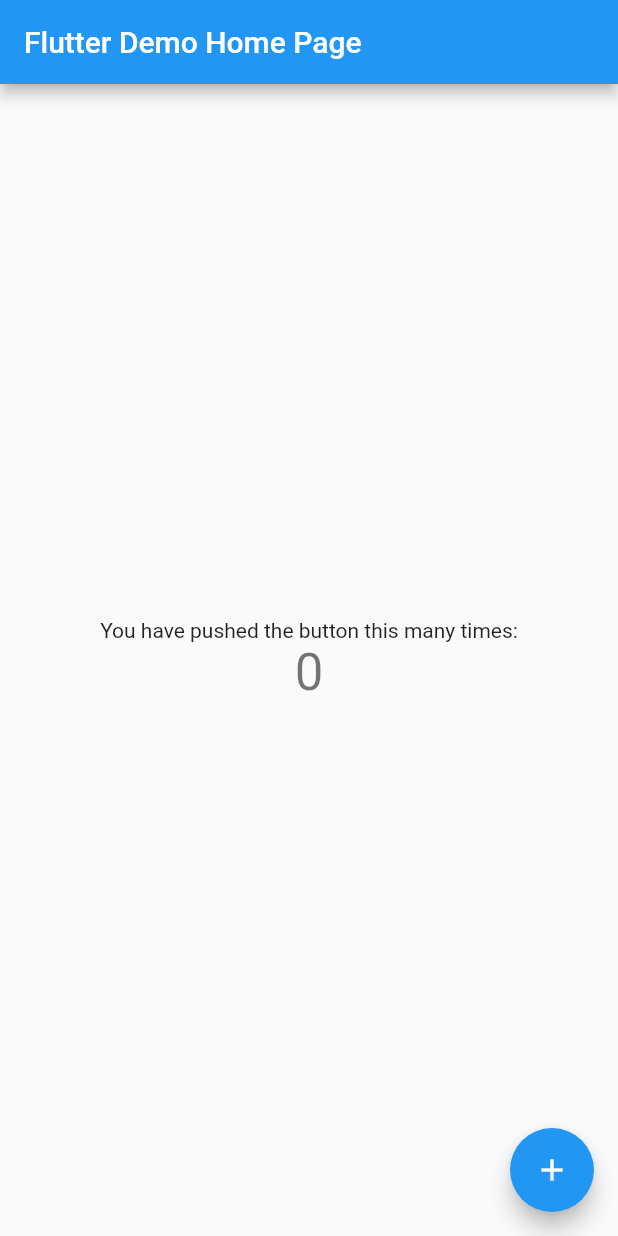
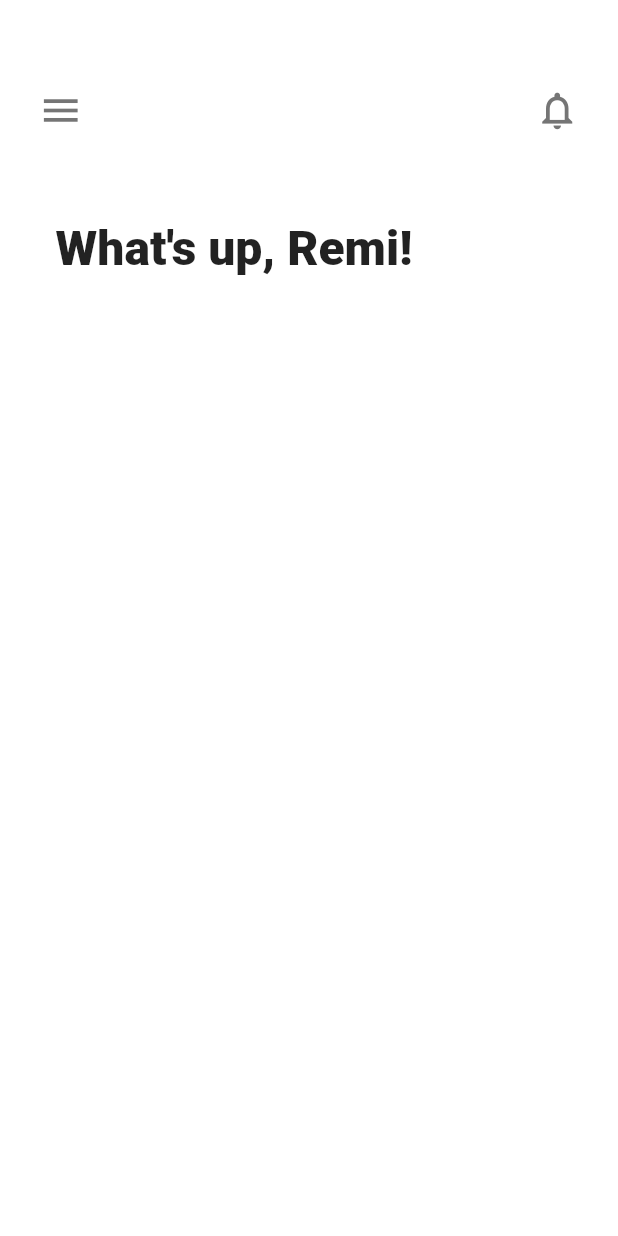
Before and after one commit to I-Scream-4-Icecream/todo_list, a Flutter app: the screen it shows after launch, on a phone screen of 412 x 824 dp. Run offline on Flutter 3.47's test engine with Material 2 defaults, Android fonts, the phone set to English and light mode, and no system bars.

Commit message:
added lost files

```diff
--- /dev/null
+++ b/lib/home.dart
@@ -0,0 +1,10 @@
+import 'package:flutter/material.dart';
+
+class Home extends StatelessWidget {
+  @override
+  Widget build(BuildContext context) {
+    return Scaffold(
+      appBar: AppBar(title: Text('TodoList')),
+    );
+  }
+}
--- a/lib/main.dart
+++ b/lib/main.dart
@@ -1,113 +1,12 @@
 import 'package:flutter/material.dart';
+//import 'package:flutter/services.dart';
+import 'package:todo_list/pages/home.dart';
 
-void main() {
-  runApp(MyApp());
+main() async {
+  //WidgetsFlutterBinding.ensureInitialized();
+  //SystemChrome.setEnabledSystemUIOverlays(SystemUiOverlay.values);
+  runApp(MaterialApp(
+    debugShowCheckedModeBanner: false,
+    home: Home()
+  ));
 }
-
-class MyApp extends StatelessWidget {
-  // This widget is the root of your application.
-  @override
-  Widget build(BuildContext context) {
-    return MaterialApp(
-      title: 'Flutter Demo',
-      theme: ThemeData(
-        // This is the theme of your application.
-        //
-        // Try running your application with "flutter run". You'll see the
-        // application has a blue toolbar. Then, without quitting the app, try
-        // changing the primarySwatch below to Colors.green and then invoke
-        // "hot reload" (press "r" in the console where you ran "flutter run",
-        // or simply save your changes to "hot reload" in a Flutter IDE).
-        // Notice that the counter didn't reset back to zero; the application
-        // is not restarted.
-        primarySwatch: Colors.blue,
-      ),
-      home: MyHomePage(title: 'Flutter Demo Home Page'),
-    );
-  }
-}
-
-class MyHomePage extends StatefulWidget {
-  MyHomePage({Key? key, this.title}) : super(key: key);
-
-  // This widget is the home page of your application. It is stateful, meaning
-  // that it has a State object (defined below) that contains fields that affect
-  // how it looks.
-
-  // This class is the configuration for the state. It holds the values (in this
-  // case the title) provided by the parent (in this case the App widget) and
-  // used by the build method of the State. Fields in a Widget subclass are
-  // always marked "final".
-
-  final String? title;
-
-  @override
-  _MyHomePageState createState() => _MyHomePageState();
-}
-
-class _MyHomePageState extends State<MyHomePage> {
-  int _counter = 0;
-
-  void _incrementCounter() {
-    setState(() {
-      // This call to setState tells the Flutter framework that something has
-      // changed in this State, which causes it to rerun the build method below
-      // so that the display can reflect the updated values. If we changed
-      // _counter without calling setState(), then the build method would not be
-      // called again, and so nothing would appear to happen.
-      _counter++;
-    });
-  }
-
-  @override
-  Widget build(BuildContext context) {
-    // This method is rerun every time setState is called, for instance as done
-    // by the _incrementCounter method above.
-    //
-    // The Flutter framework has been optimized to make rerunning build methods
-    // fast, so that you can just rebuild anything that needs updating rather
-    // than having to individually change instances of widgets.
-    return Scaffold(
-      appBar: AppBar(
-        // Here we take the value from the MyHomePage object that was created by
-        // the App.build method, and use it to set our appbar title.
-        title: Text(widget.title!),
-      ),
-      body: Center(
-        // Center is a layout widget. It takes a single child and positions it
-        // in the middle of the parent.
-        child: Column(
-          // Column is also a layout widget. It takes a list of children and
-          // arranges them vertically. By default, it sizes itself to fit its
-          // children horizontally, and tries to be as tall as its parent.
-          //
-          // Invoke "debug painting" (press "p" in the console, choose the
-          // "Toggle Debug Paint" action from the Flutter Inspector in Android
-          // Studio, or the "Toggle Debug Paint" command in Visual Studio Code)
-          // to see the wireframe for each widget.
-          //
-          // Column has various properties to control how it sizes itself and
-          // how it positions its children. Here we use mainAxisAlignment to
-          // center the children vertically; the main axis here is the vertical
-          // axis because Columns are vertical (the cross axis would be
-          // horizontal).
-          mainAxisAlignment: MainAxisAlignment.center,
-          children: <Widget>[
-            Text(
-              'You have pushed the button this many times:',
-            ),
-            Text(
-              '$_counter',
-              style: Theme.of(context).textTheme.headline4,
-            ),
-          ],
-        ),
-      ),
-      floatingActionButton: FloatingActionButton(
-        onPressed: _incrementCounter,
-        tooltip: 'Increment',
-        child: Icon(Icons.add),
-      ), // This trailing comma makes auto-formatting nicer for build methods.
-    );
-  }
-}
--- /dev/null
+++ b/lib/pages/home.dart
@@ -0,0 +1,93 @@
+import 'package:flutter/material.dart';
+
+class Home extends StatelessWidget {
+  final scaffoldKey = GlobalKey<ScaffoldState>();
+
+  void _showMenu(Offset offset, context) async {
+    double left = offset.dx;
+    double top = offset.dy;
+
+    var selected = await showMenu(
+      context: context,
+      position: RelativeRect.fromLTRB(left, top, 0, 0),
+      items: [
+        PopupMenuItem(
+          child: Text(
+            'Settings',
+            style: TextStyle(color: Colors.grey[600])
+          ),
+          value: 'settings',
+          height: 45.0,
+        ),
+        PopupMenuItem(
+          child: Text(
+            'Logout',
+            style: TextStyle(color: Colors.grey[600])
+          ),
+          value: 'logout',
+          height: 45.0
+        )
+      ]
+    );
+  }
+  @override
+  Widget build(BuildContext context) {
+    final screenHeight = MediaQuery.of(context).size.height;
+    final screenWidth = MediaQuery.of(context).size.width;
+
+    return Scaffold(
+      backgroundColor: Colors.white,
+      drawer: Drawer(
+        child: Column(
+          children: <Widget> [
+            Container(
+              width: double.infinity,
+              color: Color(0x2643C4),
+              child: DrawerHeader(
+                child: Container() //When Auth is ready add the user's name to the header and the user's year
+              )
+            )
+          ]
+        )
+      ),
+      body: SingleChildScrollView(
+        child: Column(
+          crossAxisAlignment: CrossAxisAlignment.start,
+          children: <Widget> [
+            Padding(
+              padding: EdgeInsets.only(left: screenWidth*0.04, right: screenWidth*0.04, top: screenHeight*0.06),
+              child: Row(
+                mainAxisAlignment: MainAxisAlignment.spaceBetween,
+                children: <Widget> [
+                  IconButton(
+                    icon: Icon(Icons.menu, color: Colors.grey[600], size: 30.0),
+                    onPressed: () {
+                      scaffoldKey.currentState?.openDrawer();
+                      print(scaffoldKey.currentState.toString());
+                    },
+                  ),
+                  IconButton(
+                    icon: Icon(Icons.notifications_outlined, color: Colors.grey[600], size: 30.0),
+                    onPressed: () {}
+                  )
+                ]
+              ),
+            ),
+            Padding(
+              padding: EdgeInsets.only(left: screenWidth*0.09, top: screenHeight*0.06),
+              child: Text(
+                'What\'s up, Remi!',
+                style: TextStyle(
+                  fontSize: 32.0,
+                  fontWeight: FontWeight.w900,
+                  //color: Color()
+                ),
+              )
+            )
+          ]
+        )
+      )
+
+    );
+  }
+}
```
